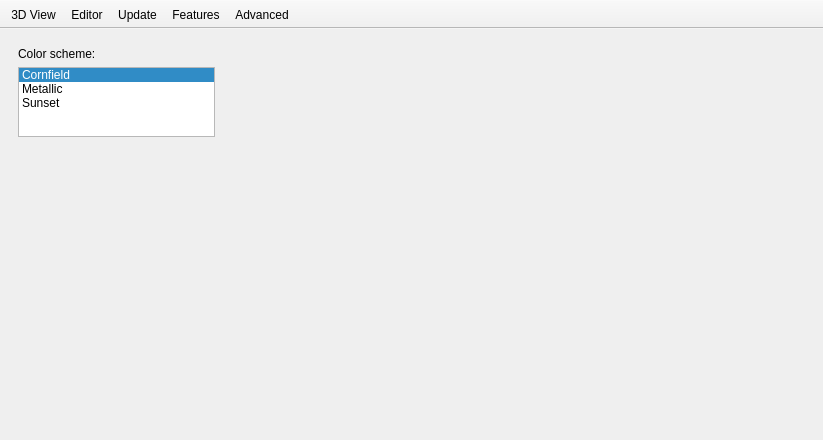
openscad/openscad, file src/Preferences.ui: the form before one commit.
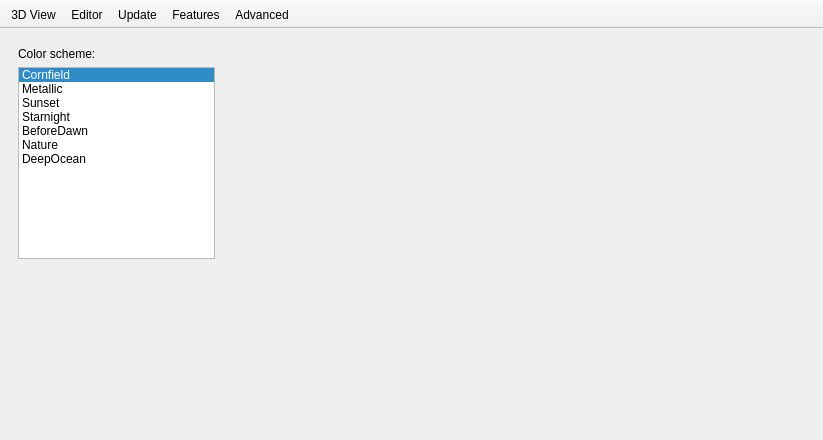
The form after the commit. The open tabs and pages were chosen to show the change. Icons and pictures are not drawn.

Diff of the .ui file:
```diff
--- a/src/Preferences.ui
+++ b/src/Preferences.ui
@@ -44,6 +44,12 @@
             </item>
             <item>
              <widget class="QListWidget" name="colorSchemeChooser">
+              <property name="sizePolicy">
+               <sizepolicy hsizetype="Expanding" vsizetype="MinimumExpanding">
+                <horstretch>0</horstretch>
+                <verstretch>0</verstretch>
+               </sizepolicy>
+              </property>
               <property name="alternatingRowColors">
                <bool>false</bool>
               </property>
@@ -65,6 +71,26 @@
                 <string>Sunset</string>
                </property>
               </item>
+              <item>
+               <property name="text">
+                <string>Starnight</string>
+               </property>
+              </item>
+		<item>
+               <property name="text">
+                <string>BeforeDawn</string>
+               </property>
+              </item>
+		<item>
+               <property name="text">
+                <string>Nature</string>
+               </property>
+              </item>
+		<item>
+               <property name="text">
+                <string>DeepOcean</string>
+               </property>
+              </item>
              </widget>
             </item>
            </layout>
@@ -89,6 +115,9 @@
           <property name="orientation">
            <enum>Qt::Vertical</enum>
           </property>
+          <property name="sizeType">
+           <enum>QSizePolicy::Expanding</enum>
+          </property>
           <property name="sizeHint" stdset="0">
            <size>
             <width>20</width>
```
Left out of the diff: 2 changed lines with no effect on the pictures.
